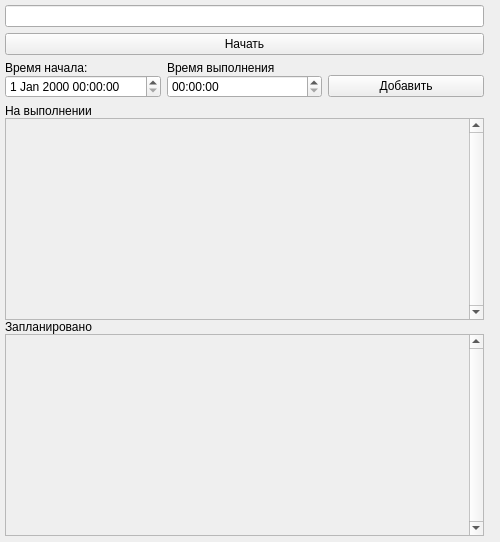
Before: the Qt Designer form my_widgets/home_widget.ui in prostoLavr/time_control, drawn with Qt 5.
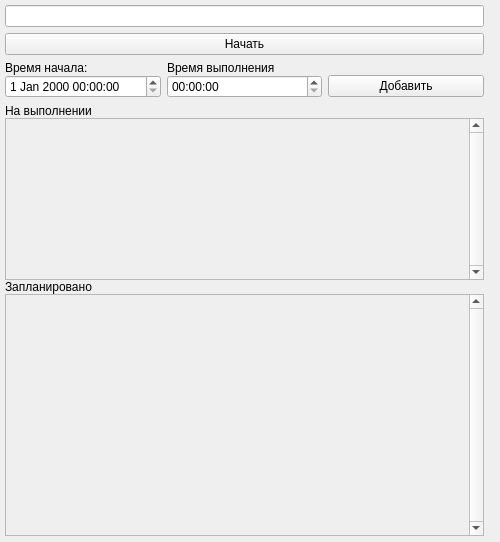
After: the same form once the commit is applied.

What changed in the file:
```diff
--- a/my_widgets/home_widget.ui
+++ b/my_widgets/home_widget.ui
@@ -118,7 +118,7 @@
      </layout>
     </item>
     <item>
-     <layout class="QVBoxLayout" name="bottomVerticalLayout">
+     <layout class="QVBoxLayout" name="bottomVerticalLayout" stretch="0,2,0,0,3">
       <property name="spacing">
        <number>0</number>
       </property>
@@ -149,7 +149,7 @@
            <x>0</x>
            <y>0</y>
            <width>459</width>
-           <height>162</height>
+           <height>129</height>
           </rect>
          </property>
         </widget>
@@ -195,7 +195,7 @@
            <x>0</x>
            <y>0</y>
            <width>459</width>
-           <height>162</height>
+           <height>195</height>
           </rect>
          </property>
          <property name="styleSheet">
```
